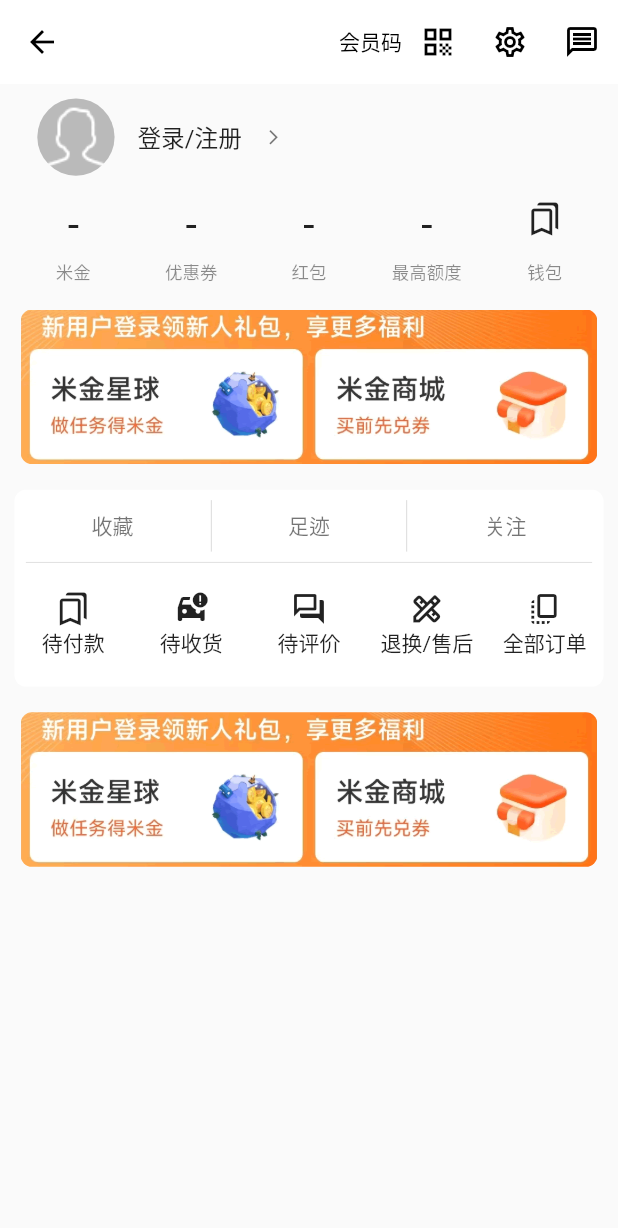
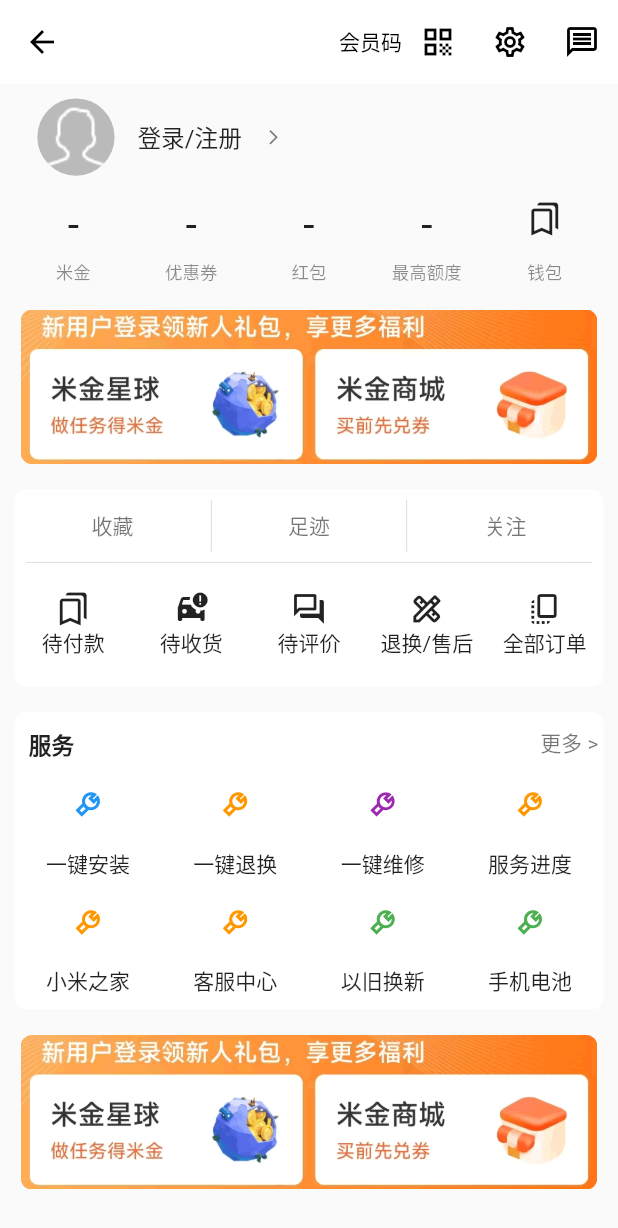
Before and after one commit to TristesAnima/xmshop, a Flutter app: the UserView screen opened directly, on a phone screen of 412 x 824 dp. Shown: the top 1228 px of the screen. Run offline on Flutter 3.47's test engine with Material 2 defaults, Android fonts, the phone set to English and light mode, and no system bars; our stand-ins replace dio, flutter_html, flutter_screenutil, flutter_swiper_view, get, shared_preferences; accounts and stored records are empty; network calls fail.

Commit message:
feat: 增加用户界面组件

```diff
--- a/lib/app/modules/user/views/user_view.dart
+++ b/lib/app/modules/user/views/user_view.dart
@@ -6,6 +6,7 @@ import 'package:xmshop/app/modules/user/views/widget/bottomPoster.dart';
 import 'package:xmshop/app/modules/user/views/widget/poster.dart';
 import 'package:xmshop/app/modules/user/views/widget/userAvatar.dart';
 import 'package:xmshop/app/modules/user/views/widget/userMoney.dart';
+import 'package:xmshop/app/modules/user/views/widget/userService.dart';
 import 'package:xmshop/app/services/iconfont.dart';
 import '../../../services/screenAdapter.dart';
 
@@ -42,6 +43,7 @@ class UserView extends GetView<UserController> {
           UserMoney(),
           UserPoster(),
           UserBook(),
+          UserService(),
           UserBottomPoster()
         ],
       ),
--- a/lib/app/modules/user/views/widget/userService.dart
+++ b/lib/app/modules/user/views/widget/userService.dart
@@ -3,8 +3,8 @@ import 'package:get/get.dart';
 import 'package:xmshop/app/services/iconfont.dart';
 import 'package:xmshop/app/services/screenAdapter.dart';
 
-class UserPoster extends GetView {
-  const UserPoster({super.key});
+class UserService extends GetView {
+  const UserService({super.key});
 
   @override
   Widget build(BuildContext context) {
```
